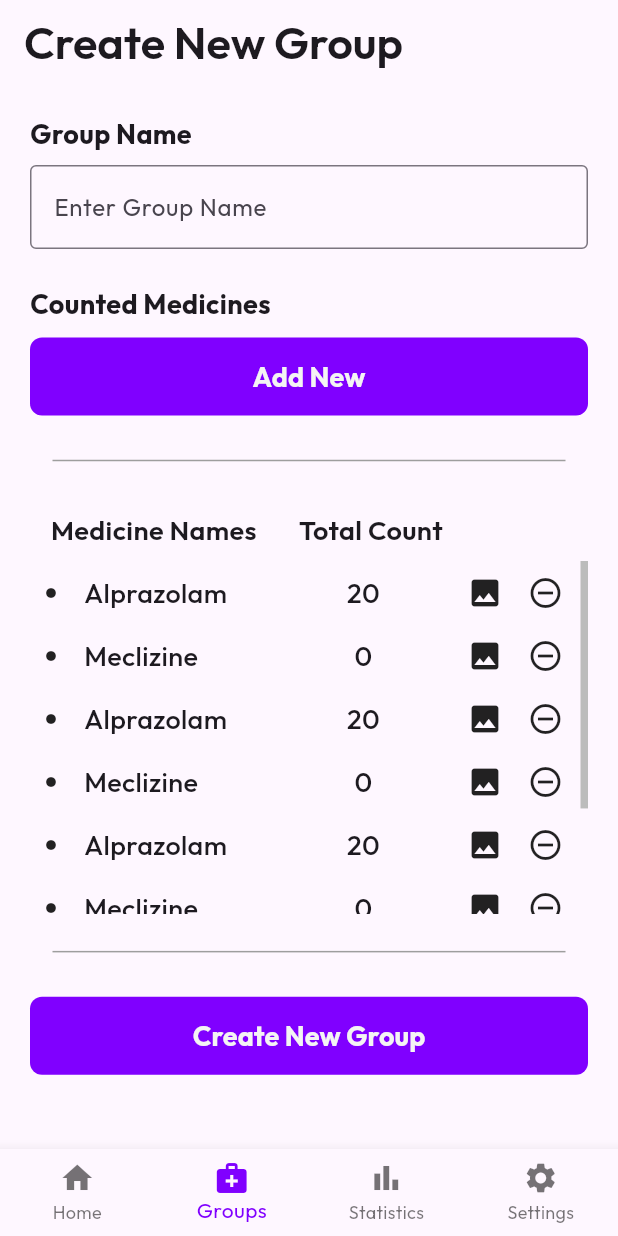
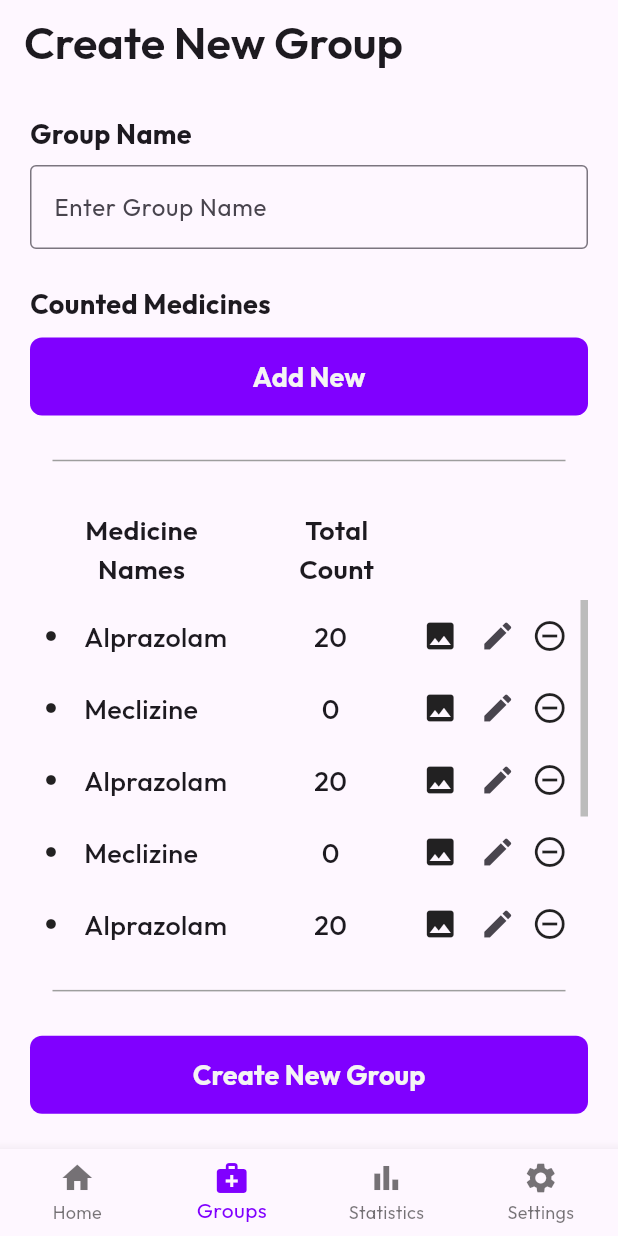
Before and after one commit to MedicCount/medic_count_fe, a Flutter app: the screen it shows once a user with an empty profile is signed in, item 2 of the bottom bar chosen, on a phone screen of 412 x 824 dp. Run offline on Flutter 3.47's test engine with Material 3 defaults, Android fonts, the phone set to English and light mode, and no system bars; our stand-ins replace camera, firebase_auth, firebase_core, flutter_dotenv, flutter_svg, google_fonts and 2 more; accounts and stored records are empty.

Commit message:
Finish 'Edit Group' and join some pages

```diff
--- a/lib/classes/medicine_group.dart
+++ b/lib/classes/medicine_group.dart
@@ -1,8 +1,8 @@
 import 'package:medic_count_fe/classes/medicine.dart';
 
 class MedicineGroup {
-  String _name;
-  final List<Medicine> _medicineGroup;
+  late String _name;
+  late List<Medicine> _medicineGroup;
   late DateTime _timestamp;
 
   MedicineGroup(this._name, this._medicineGroup) {
@@ -10,6 +10,16 @@ class MedicineGroup {
   }
 
   MedicineGroup.withTimestamp(this._name, this._medicineGroup, this._timestamp);
+
+  MedicineGroup.clone(MedicineGroup source) {
+    copy(source);
+  }
+
+  void copy(MedicineGroup source) {
+    _name = source._name;
+    _medicineGroup = source._medicineGroup;
+    _timestamp = source._timestamp;
+  }
 
   void addMedicine(Medicine medicine) {
     _medicineGroup.add(medicine);
--- a/lib/main.dart
+++ b/lib/main.dart
@@ -5,8 +5,8 @@ import 'package:flutter_dotenv/flutter_dotenv.dart';
 import 'package:google_fonts/google_fonts.dart';
 import 'package:medic_count_fe/firebase_options.dart';
 import 'package:medic_count_fe/pages/home.dart';
+import 'package:medic_count_fe/pages/not_found.dart';
 import 'package:medic_count_fe/pages/prepage.dart';
-import 'package:medic_count_fe/pages/not_found.dart';
 
 Future<void> main() async {
   await dotenv.load(fileName: "assets/.env");
--- a/lib/pages/home.dart
+++ b/lib/pages/home.dart
@@ -13,15 +13,22 @@ class HomePage extends StatefulWidget {
 }
 
 class _HomePageState extends State<HomePage> {
-  List<Widget> widgetOption = const <Widget>[
-    CountedPage(),
-    GroupsPage(),
-    StatPage(),
-    SettingPage(),
+  int indexBottomNav = 0;
+  List<Widget> widgetOption = [
+    const CountedPage(),
+    const GroupsPage(),
+    const StatPage(),
+    const SettingPage(),
   ];
-  List<String> headerLabel = ['Counted Medicines', 'Create New Group', 'Statistics', 'Settings'];
+
+  List<String> headerLabel = [
+    'Counted Medicines',
+    'Create New Group',
+    'Statistics',
+    'Settings',
+    'Edit Group'
+  ];
   List<String> bottomNavLabel = ['Home', 'Groups', 'Statistics', 'Settings'];
-  int indexBottomNav = 0;
 
   @override
   Widget build(BuildContext context) {
@@ -43,7 +50,8 @@ class _HomePageState extends State<HomePage> {
                   onPressed: () {
                     signOut(context);
                   },
-                  icon: const Icon(Icons.logout)),
+                  icon: const Icon(Icons.logout),
+                ),
               ],
             );
           } else {
@@ -63,7 +71,9 @@ class _HomePageState extends State<HomePage> {
         type: BottomNavigationBarType.fixed,
         showUnselectedLabels: true,
         onTap: (value) {
-          setState(() => indexBottomNav = value);
+          setState(() {
+            indexBottomNav = value;
+          });
         },
         currentIndex: indexBottomNav,
         items: <BottomNavigationBarItem>[
--- a/lib/sub_pages/counted.dart
+++ b/lib/sub_pages/counted.dart
@@ -59,7 +59,7 @@ class _CountedPageState extends State<CountedPage> {
                           child: Text(
                             option,
                             style: TextStyle(
-                              color: _selectedValue == option ? Colors.white : Colors.black,
+                              color: _selectedValue == option ? Colors.white : Colors.grey,
                               fontWeight: FontWeight.bold,
                             ),
                           ),
@@ -86,7 +86,7 @@ class _CountedPageState extends State<CountedPage> {
                       return MedicineGroupDisplay(
                         groupName: temp.getName,
                         timeCreated: temp.getTimestamp,
-                        medicineGroup: temp.getMedicineGroup,
+                        medicineGroup: temp,
                       );
                     }),
                   ),
--- a/lib/sub_pages/groups.dart
+++ b/lib/sub_pages/groups.dart
@@ -4,6 +4,7 @@ import 'package:medic_count_fe/classes/medicine.dart';
 import 'package:medic_count_fe/classes/medicine_group.dart';
 import 'package:medic_count_fe/components/buttons.dart';
 import 'package:medic_count_fe/datasources/all_datasources.dart';
+import 'package:medic_count_fe/pages/camera.dart';
 
 class GroupsPage extends StatefulWidget {
   const GroupsPage({Key? key}) : super(key: key);
@@ -13,7 +14,8 @@ class GroupsPage extends StatefulWidget {
 }
 
 class _GroupsPageState extends State<GroupsPage> {
-  final List<MedicineGroup> medicineGroups = TemporaryAllDatas().allMedicineGroups;
+  final List<MedicineGroup> medicineGroups =
+      TemporaryAllDatas().allMedicineGroups;
   final List<String> sortOptions = ['Name', 'Date Created'];
 
   final ScrollController _scrollController = ScrollController();
@@ -60,7 +62,9 @@ class _GroupsPageState extends State<GroupsPage> {
             Padding(
               padding: const EdgeInsets.symmetric(vertical: 5),
               child: BaseButton(
-                function: () {},
+                function: () {
+                  Navigator.of(context).push(MaterialPageRoute(builder: (context) => const Camera()));
+                },
                 label: 'Add New',
               ),
             ),
@@ -78,10 +82,11 @@ class _GroupsPageState extends State<GroupsPage> {
                 1: FlexColumnWidth(1.5),
                 2: FlexColumnWidth(0.5),
                 3: FlexColumnWidth(0.5),
+                4: FlexColumnWidth(0.5),
+                5: FlexColumnWidth(0.1),
               },
               children: const <TableRow>[
-                TableRow(
-                  children: <Widget>[
+                TableRow(children: <Widget>[
                   TableCell(
                     verticalAlignment: TableCellVerticalAlignment.middle,
                     child: Padding(
@@ -118,8 +123,11 @@ class _GroupsPageState extends State<GroupsPage> {
                     verticalAlignment: TableCellVerticalAlignment.middle,
                     child: SizedBox(width: 8),
                   ),
-                  ]
+                  TableCell(
+                    verticalAlignment: TableCellVerticalAlignment.middle,
+                    child: SizedBox(width: 8),
                   ),
+                ]),
               ],
             ),
             SizedBox(
@@ -137,27 +145,32 @@ class _GroupsPageState extends State<GroupsPage> {
                       1: FlexColumnWidth(1.5),
                       2: FlexColumnWidth(0.5),
                       3: FlexColumnWidth(0.5),
-                      4: FlexColumnWidth(0.1),
+                      4: FlexColumnWidth(0.5),
+                      5: FlexColumnWidth(0.1),
                     },
                     children: <TableRow>[
-                      for (final Medicine medicine in medicineGroups[0].getMedicineGroup +
+                      for (final Medicine medicine
+                          in medicineGroups[0].getMedicineGroup +
                               medicineGroups[0].getMedicineGroup +
                               medicineGroups[0].getMedicineGroup +
                               medicineGroups[0].getMedicineGroup)
                         TableRow(
                           children: <Widget>[
                             TableCell(
-                              verticalAlignment: TableCellVerticalAlignment.middle,
+                              verticalAlignment:
+                                  TableCellVerticalAlignment.middle,
                               child: Row(
                                 children: [
                                   const Padding(
-                                    padding: EdgeInsets.symmetric(horizontal: 10),
+                                    padding:
+                                        EdgeInsets.symmetric(horizontal: 10),
                                     child: Icon(
                                       Icons.circle,
                                       size: 8,
                                     ),
                                   ),
-                                  Padding(
+                                  Expanded(
+                                    child: Padding(
                                       padding: const EdgeInsets.all(8),
                                       child: Text(
                                         medicine.getName,
@@ -165,35 +178,51 @@ class _GroupsPageState extends State<GroupsPage> {
                                           fontWeight: FontWeight.w500,
                                           fontSize: 18,
                                         ),
+                                        overflow: TextOverflow.ellipsis,
+                                      ),
                                     ),
                                   ),
                                 ],
                               ),
                             ),
                             TableCell(
-                              verticalAlignment: TableCellVerticalAlignment.middle,
+                              verticalAlignment:
+                                  TableCellVerticalAlignment.middle,
                               child: Padding(
                                 padding: const EdgeInsets.all(8),
                                 child: Text(
-                                  NumberFormat('#,##0').format(medicine.getCount),
+                                  NumberFormat('#,##0')
+                                      .format(medicine.getCount),
                                   textAlign: TextAlign.center,
                                   style: const TextStyle(
                                     fontWeight: FontWeight.w500,
                                     fontSize: 18,
                                   ),
+                                  overflow: TextOverflow.ellipsis,
                                 ),
                               ),
                             ),
                             const TableCell(
-                              verticalAlignment: TableCellVerticalAlignment.middle,
+                              verticalAlignment:
+                                  TableCellVerticalAlignment.middle,
                               child: Icon(Icons.image),
                             ),
+                            TableCell(
+                              verticalAlignment:
+                                  TableCellVerticalAlignment.middle,
+                              child: IconButton(
+                                icon: const Icon(Icons.edit),
+                                onPressed: () {},
+                              ),
+                            ),
                             const TableCell(
-                              verticalAlignment: TableCellVerticalAlignment.middle,
+                              verticalAlignment:
+                                  TableCellVerticalAlignment.middle,
                               child: Icon(Icons.remove_circle_outline_outlined),
                             ),
                             const TableCell(
-                              verticalAlignment: TableCellVerticalAlignment.middle,
+                              verticalAlignment:
+                                  TableCellVerticalAlignment.middle,
                               child: SizedBox(),
                             ),
                           ],
--- a/pubspec.yaml
+++ b/pubspec.yaml
@@ -44,6 +44,7 @@ dependencies:
   google_fonts: ^6.2.1
   camera: ^0.10.5+9
   provider: ^6.1.1
+  syncfusion_flutter_charts: ^25.1.37
 
 dev_dependencies:
   flutter_test:
```
Also changed, not shown: lib/components/buttons.dart (+37 -0 lines), lib/components/medicine_group_display.dart (+20 -7 lines), lib/pages/camera.dart (+23 -43 lines), lib/pages/edit_group.dart (added, +303 -0 lines), pubspec.lock. Lines whose indentation alone changed are shown as unchanged.
